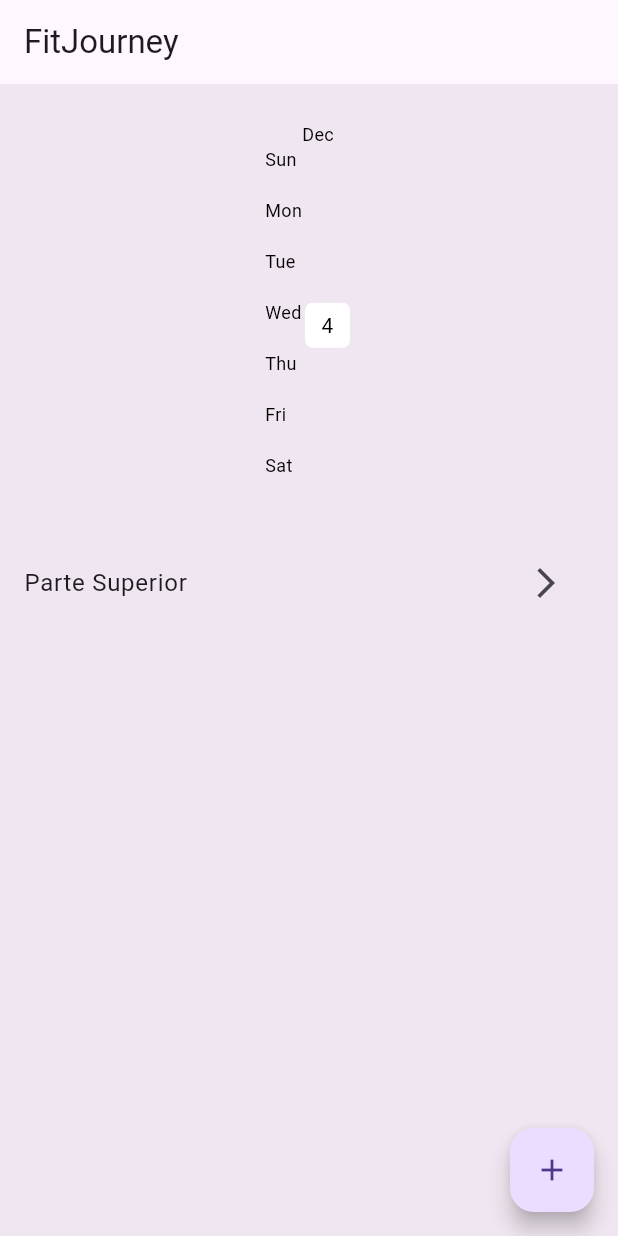
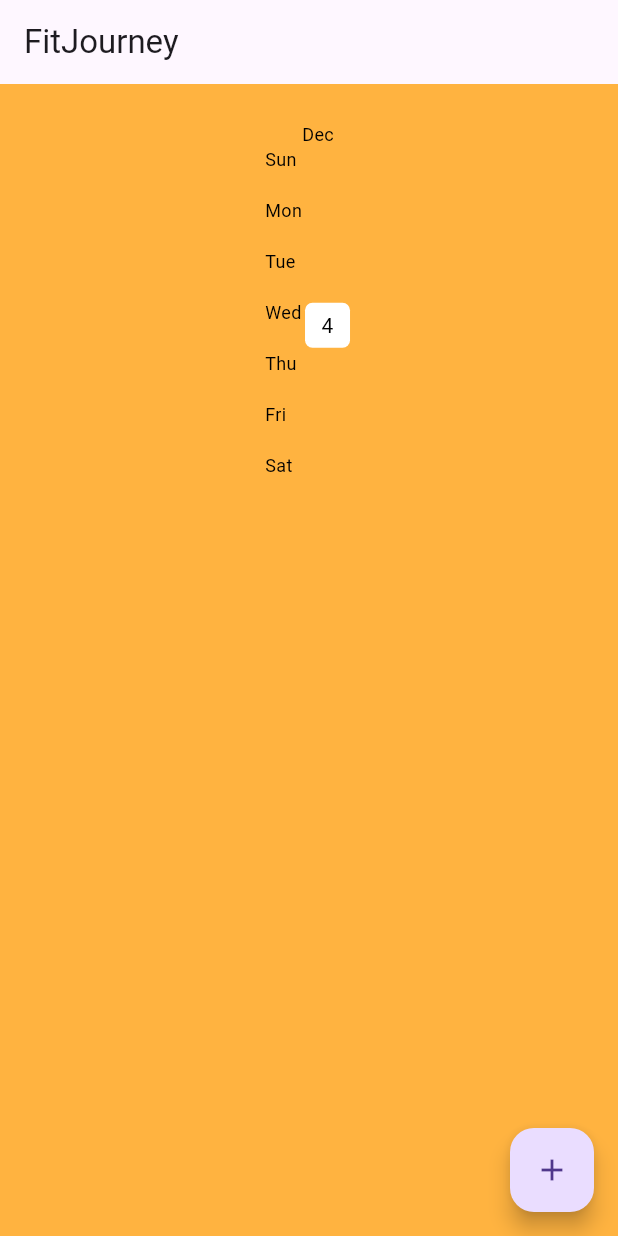
Before and after one commit to D1nyx/pap, a Flutter app: the screen it shows after launch, on a phone screen of 412 x 824 dp. Run offline on Flutter 3.47's test engine with Material 3 defaults, Android fonts, the light colour scheme and no system bars; drawn by our look-alikes of flutter_heatmap_calendar; our stand-ins replace hive_flutter; accounts and stored records are empty.

Commit message:
ColorTesting

```diff
--- a/lib/components/my_textfield.dart
+++ b/lib/components/my_textfield.dart
@@ -22,7 +22,7 @@ class MyTextfield extends StatelessWidget {
           obscureText: obscureText,
           decoration: InputDecoration(
             enabledBorder: const OutlineInputBorder(
-              borderSide: BorderSide(color: Colors.white),
+              borderSide: BorderSide(color: Color.fromARGB(255, 255, 255, 255)),
             ),
                 focusedBorder: OutlineInputBorder(
                   borderSide: BorderSide(color: Colors.grey.shade400)
--- a/lib/components/square_title.dart
+++ b/lib/components/square_title.dart
@@ -13,7 +13,7 @@ class SquareTitle extends StatelessWidget {
     return Container(
       padding: const EdgeInsets.all(20),
       decoration: BoxDecoration(
-        border: Border.all(color: Colors.white),
+        border: Border.all(color: const Color.fromARGB(255, 255, 255, 255)),
         borderRadius: BorderRadius.circular(16),
         color: Colors.grey[200],
       ),
--- a/lib/data/hive_database.dart
+++ b/lib/data/hive_database.dart
@@ -38,18 +38,14 @@ class HiveDatabase {
   List<Workout> readFromDatabase() {
     List<Workout> mySavedWorkouts = [];
 
-    // Retrieve the workout names and exercises
     List<String> workoutNames = List<String>.from(_myBox.get("WORKOUTS", defaultValue: []));
 
-    // Retrieve and cast the exercise details safely
     List<dynamic> exerciseDetailsDynamic = _myBox.get("EXERCISES", defaultValue: []);
 
-    // Ensure correct casting
     List<List<List<dynamic>>> exerciseDetails = exerciseDetailsDynamic.map((item) {
       return List<List<dynamic>>.from(item.map((innerItem) => List<dynamic>.from(innerItem)));
     }).toList();
 
-    // Process each workout and its exercises
     for (int i = 0; i < workoutNames.length; i++) {
       List<Exercise> exercisesInWorkout = [];
 
--- a/lib/data/workout_data.dart
+++ b/lib/data/workout_data.dart
@@ -7,21 +7,8 @@ import 'package:pap/models/workout.dart';
 class WorkoutData extends ChangeNotifier {
   final db = HiveDatabase();
 
-  List<Workout> workoutList = [
-    Workout(
-      name: "Parte Superior",
-      exercises: [
-        Exercise(
-          name: "Bicep Curls",
-          weight: "10",
-          reps: "10",
-          sets: "3",
-        ),
-      ],
-    ),
-  ];
+  List<Workout> workoutList = [];
 
-  // Initialize workout list by checking the database
   void initializeWorkoutList() {
     if (db.previousDataExists()) {
       workoutList = db.readFromDatabase();
--- a/lib/models/exercise.dart
+++ b/lib/models/exercise.dart
@@ -4,6 +4,7 @@ class Exercise {
   final String reps;
   final String sets;
   bool isCompleted;
+  String? dateCompleted;
 
   Exercise({
     required this.name,
@@ -11,5 +12,6 @@ class Exercise {
     required this.reps,
     required this.sets,
     this.isCompleted = false,
+    this.dateCompleted,
   });
 }
--- a/lib/pages/home_page.dart
+++ b/lib/pages/home_page.dart
@@ -18,12 +18,12 @@ class _HomePageState extends State<HomePage> {
   @override
   void initState() {
     super.initState();
-    Provider.of<WorkoutData>(context, listen: false).initializeWorkoutList(); // Fixed typo
+    Provider.of<WorkoutData>(context, listen: false).initializeWorkoutList();
   }
 
   @override
   void dispose() {
-    newWorkoutNameController.dispose(); // Dispose controller to avoid memory leaks
+    newWorkoutNameController.dispose();
     super.dispose();
   }
 
@@ -83,7 +83,7 @@ class _HomePageState extends State<HomePage> {
   Widget build(BuildContext context) {
     return Consumer<WorkoutData>(
       builder: (context, value, child) => Scaffold(
-        backgroundColor: const Color.fromARGB(255, 240, 230, 241),
+        backgroundColor: const Color.fromARGB(255, 255, 179, 64),
         appBar: AppBar(
           title: const Text('FitJourney'),
         ),
@@ -108,7 +108,7 @@ class _HomePageState extends State<HomePage> {
                     icon: const Icon(Icons.arrow_forward_ios),
                     onPressed: () =>
                         goToWorkoutPage(value.getWorkoutList()[index].name),
-                  ),
+                  )
                 ),
               ),
             ),
```
Also changed, not shown: lib/components/exercise_title.dart (+12 -1 lines), lib/components/heat_map.dart (line endings or trailing spaces).
